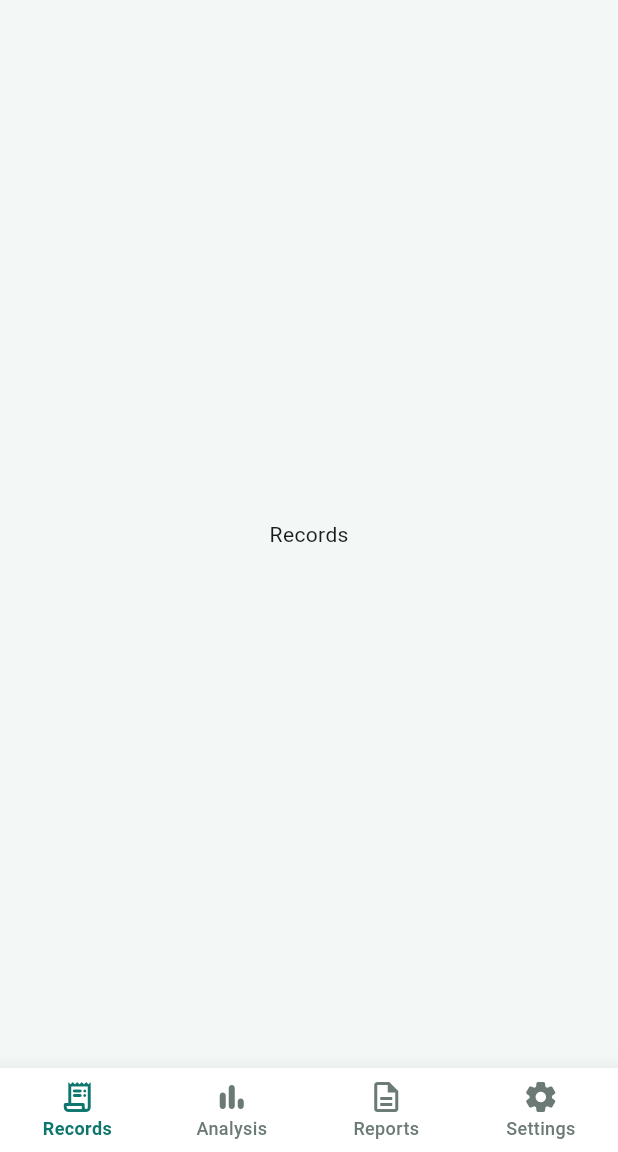
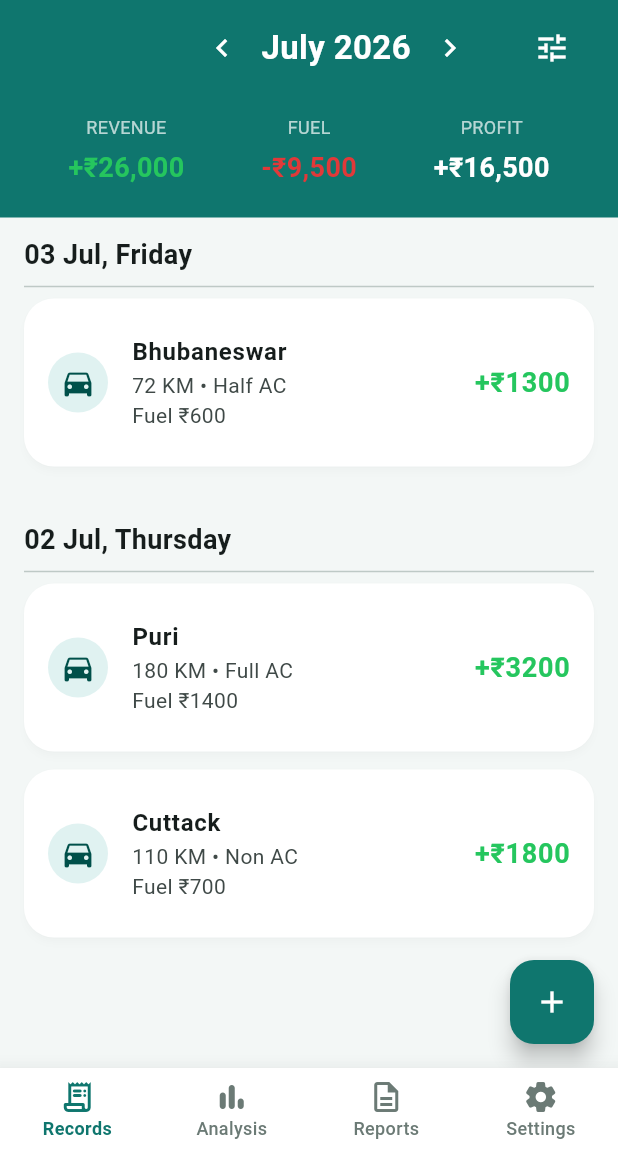
Before and after one commit to satyajit-000/Duty-Book, a Flutter app: the screen it shows after launch, on a phone screen of 412 x 824 dp, the part 84-1236 px from its top. Run offline on Flutter 3.47's test engine with Material 3 defaults, Android fonts, the phone set to English and light mode, and no system bars.

Commit message:
Add records screen skeleton

```diff
--- a/lib/core/theme/app_colors.dart
+++ b/lib/core/theme/app_colors.dart
@@ -15,8 +15,8 @@ class AppColors {
 
   static const Color border = Color(0xFFDDE7E3);
 
-  static const Color success = Color(0xFF16A34A);
-  static const Color expense = Color(0xFFDC2626);
+  static const Color success = Color(0xFF25C65E);
+  static const Color expense = Color(0xFFE13939);
   static const Color warning = Color(0xFFF59E0B);
 
   static const Color shadow = Color(0x1A000000);
--- a/lib/features/records/records_screen.dart
+++ b/lib/features/records/records_screen.dart
@@ -1,12 +1,228 @@
 import 'package:flutter/material.dart';
+import 'package:intl/intl.dart';
+
+import '../../core/theme/app_colors.dart';
 
 class RecordsScreen extends StatelessWidget {
   const RecordsScreen({super.key});
 
   @override
   Widget build(BuildContext context) {
-    return const Center(
-      child: Text('Records'),
+    return Scaffold(
+      backgroundColor: AppColors.background,
+
+      floatingActionButton: FloatingActionButton(
+        onPressed: () {},
+        child: const Icon(Icons.add),
+      ),
+
+      body: Column(
+        children: [
+          _buildHeader(),
+          Expanded(
+            child: ListView(
+              padding: const EdgeInsets.symmetric(horizontal: 16, vertical: 12),
+              children: [
+                _DateHeader(date: DateTime(2026, 7, 3)),
+
+                const _RecordTile(
+                  place: 'Bhubaneswar',
+                  km: 72,
+                  rent: 1300,
+                  fuel: 600,
+                  acType: 'Half AC',
+                ),
+
+                const SizedBox(height: 24),
+
+                _DateHeader(date: DateTime(2026, 7, 2)),
+
+                const _RecordTile(
+                  place: 'Puri',
+                  km: 180,
+                  rent: 3200,
+                  fuel: 1400,
+                  acType: 'Full AC',
+                ),
+
+                const _RecordTile(
+                  place: 'Cuttack',
+                  km: 110,
+                  rent: 1800,
+                  fuel: 700,
+                  acType: 'Non AC',
+                ),
+              ],
+            ),
+          ),
+        ],
+      ),
+    );
+  }
+
+  Widget _buildHeader() {
+    return Container(
+      color: AppColors.primary,
+      padding: const EdgeInsets.fromLTRB(20, 0, 20, 20),
+      child: Column(
+        children: [
+          const SizedBox(height: 8),
+          Row(
+            children: [
+              const Spacer(),
+              IconButton(
+                onPressed: () {},
+                icon: const Icon(Icons.chevron_left, color: Colors.white),
+              ),
+
+              Expanded(
+                child: Center(
+                  child: Text(
+                    DateFormat('MMMM yyyy').format(DateTime(2026, 7)),
+                    style: const TextStyle(
+                      color: Colors.white,
+                      fontSize: 22,
+                      fontWeight: FontWeight.w700,
+                    ),
+                  ),
+                ),
+              ),
+
+              IconButton(
+                onPressed: () {},
+                icon: const Icon(Icons.chevron_right, color: Colors.white),
+              ),
+
+              const SizedBox(width: 20),
+
+              IconButton(
+                onPressed: () {},
+                icon: const Icon(Icons.tune, color: Colors.white),
+              ),
+            ],
+          ),
+
+          const SizedBox(height: 20),
+
+          const Row(
+            mainAxisAlignment: MainAxisAlignment.spaceAround,
+            children: [
+              _SummaryItem(
+                title: 'REVENUE',
+                value: '+₹26,000',
+                color: AppColors.success,
+              ),
+              _SummaryItem(
+                title: 'FUEL',
+                value: '-₹9,500',
+                color: AppColors.expense,
+              ),
+              _SummaryItem(
+                title: 'PROFIT',
+                value: '+₹16,500',
+                color: Colors.white,
+              ),
+            ],
+          ),
+        ],
+      ),
     );
   }
 }
+
+class _SummaryItem extends StatelessWidget {
+  final String title;
+  final String value;
+  final Color color;
+
+  const _SummaryItem({
+    required this.title,
+    required this.value,
+    required this.color,
+  });
+
+  @override
+  Widget build(BuildContext context) {
+    return Column(
+      children: [
+        Text(
+          title,
+          style: const TextStyle(color: Colors.white70, fontSize: 12),
+        ),
+        const SizedBox(height: 6),
+        Text(
+          value,
+          style: TextStyle(
+            color: color,
+            fontSize: 18,
+            fontWeight: FontWeight.bold,
+          ),
+        ),
+      ],
+    );
+  }
+}
+
+class _DateHeader extends StatelessWidget {
+  final DateTime date;
+
+  const _DateHeader({required this.date});
+
+  @override
+  Widget build(BuildContext context) {
+    return Column(
+      crossAxisAlignment: CrossAxisAlignment.start,
+      children: [
+        Text(
+          DateFormat('dd MMM, EEEE').format(date),
+          style: const TextStyle(fontSize: 18, fontWeight: FontWeight.bold),
+        ),
+        const Divider(),
+      ],
+    );
+  }
+}
+
+class _RecordTile extends StatelessWidget {
+  final String place;
+  final int km;
+  final int rent;
+  final int fuel;
+  final String acType;
+
+  const _RecordTile({
+    required this.place,
+    required this.km,
+    required this.rent,
+    required this.fuel,
+    required this.acType,
+  });
+
+  @override
+  Widget build(BuildContext context) {
+    return Card(
+      margin: const EdgeInsets.only(bottom: 12),
+      child: ListTile(
+        contentPadding: const EdgeInsets.all(16),
+
+        leading: CircleAvatar(
+          backgroundColor: AppColors.primaryLight,
+          child: const Icon(Icons.directions_car),
+        ),
+
+        title: Text(place, style: const TextStyle(fontWeight: FontWeight.bold)),
+
+        subtitle: Text('$km KM • $acType\nFuel ₹$fuel'),
+
+        trailing: Text(
+          '+₹$rent',
+          style: const TextStyle(
+            fontSize: 18,
+            fontWeight: FontWeight.bold,
+            color: AppColors.success,
+          ),
+        ),
+      ),
+    );
+  }
+}
--- a/pubspec.yaml
+++ b/pubspec.yaml
@@ -34,6 +34,7 @@ dependencies:
   # The following adds the Cupertino Icons font to your application.
   # Use with the CupertinoIcons class for iOS style icons.
   cupertino_icons: ^1.0.8
+  intl: ^0.20.3
 
 dev_dependencies:
   flutter_test:
```
